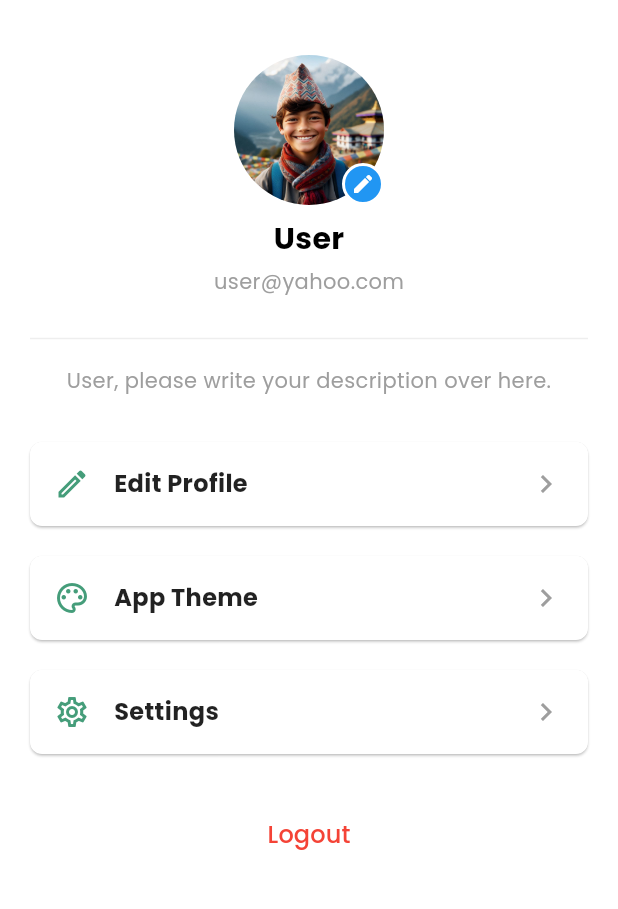
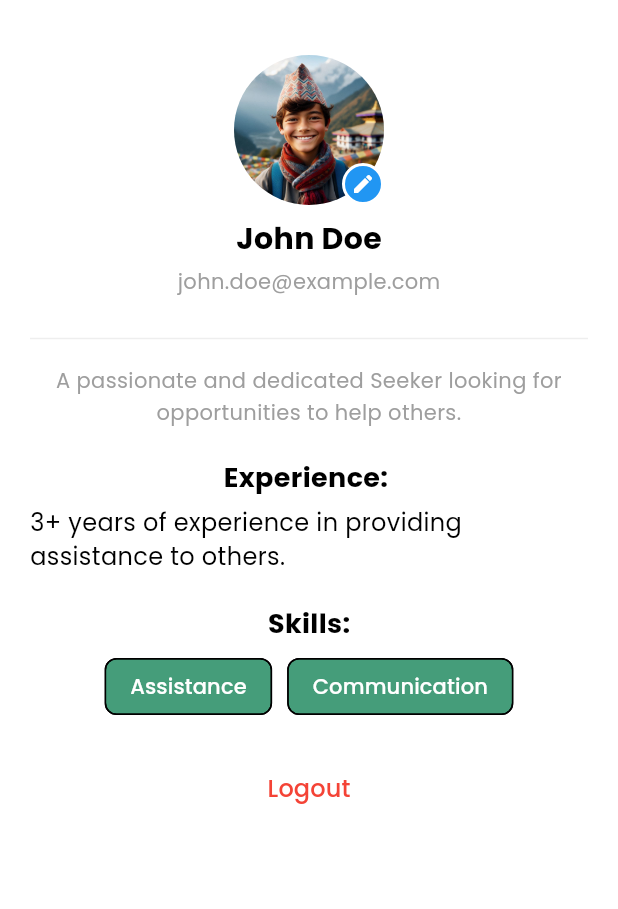
Before and after one commit to Pramudita29/HousePal, a Flutter app: the SeekerProfileView screen opened directly, on a phone screen of 412 x 824 dp, the part 59-968 px from its top. Run offline on Flutter 3.47's test engine with Material 3 defaults, Android fonts, the phone set to English and light mode, and no system bars; our stand-ins replace bloc, dartz, dio, equatable, flutter_bloc, get_it and 6 more; accounts and stored records are empty.

Commit message:
profiles

```diff
--- a/housepal_project/lib/features/dashboard/presentation/seeker/bottom_screens/seeker_profile_view.dart
+++ b/housepal_project/lib/features/dashboard/presentation/seeker/bottom_screens/seeker_profile_view.dart
@@ -1,7 +1,76 @@
+import 'dart:io';
+
 import 'package:flutter/material.dart';
+import 'package:flutter_bloc/flutter_bloc.dart';
+import 'package:housepal_project/features/auth/presentation/view_model/signup/register_bloc.dart';
+import 'package:image_picker/image_picker.dart';
 
-class SeekerProfileView extends StatelessWidget {
+class SeekerProfileView extends StatefulWidget {
   const SeekerProfileView({super.key});
+
+  @override
+  _SeekerProfileViewState createState() => _SeekerProfileViewState();
+}
+
+class _SeekerProfileViewState extends State<SeekerProfileView> {
+  XFile? _image; // To store the picked image
+
+  // Function to handle image picking
+  Future<void> _pickImage() async {
+    final pickedImage = await showDialog<XFile>(
+      context: context,
+      builder: (BuildContext context) {
+        return AlertDialog(
+          title: const Text('Pick Image'),
+          content: Column(
+            mainAxisSize: MainAxisSize.min,
+            children: [
+              ListTile(
+                leading: const Icon(Icons.camera_alt),
+                title: const Text('Camera'),
+                onTap: () async {
+                  Navigator.pop(
+                      context,
+                      await ImagePicker()
+                          .pickImage(source: ImageSource.camera));
+                },
+              ),
+              ListTile(
+                leading: const Icon(Icons.photo_library),
+                title: const Text('Gallery'),
+                onTap: () async {
+                  Navigator.pop(
+                      context,
+                      await ImagePicker()
+                          .pickImage(source: ImageSource.gallery));
+                },
+              ),
+            ],
+          ),
+        );
+      },
+    );
+
+    if (pickedImage != null) {
+      setState(() {
+        _image = pickedImage;
+      });
+
+      // Fetch the email from your user model or other state management system
+      String userEmail =
+          'p12@mail.com'; // Replace this with actual logic to get email
+
+      // After image is picked, dispatch the event to upload it with the email
+      BlocProvider.of<RegisterBloc>(context).add(
+        UploadProfileImageEvent(
+          image: File(pickedImage.path),
+          role: 'Seeker',
+          email: userEmail, // Pass the email here
+          context: context, // Pass the context for snackbar display
+        ),
+      );
+    }
+  }
 
   @override
   Widget build(BuildContext context) {
@@ -34,10 +103,14 @@ class SeekerProfileView extends StatelessWidget {
                         Container(
                           width: 100,
                           height: 100,
-                          decoration: const BoxDecoration(
+                          decoration: BoxDecoration(
                             shape: BoxShape.circle,
                             image: DecorationImage(
-                              image: AssetImage('assets/images/profile.png'),
+                              image: _image != null
+                                  ? FileImage(File(_image!.path))
+                                  : const AssetImage(
+                                          'assets/images/profile.png')
+                                      as ImageProvider,
                               fit: BoxFit.cover,
                             ),
                           ),
@@ -45,13 +118,16 @@ class SeekerProfileView extends StatelessWidget {
                         Positioned(
                           bottom: 0,
                           right: 0,
+                          child: GestureDetector(
+                            onTap: _pickImage,
                             child: Container(
                               width: 28,
                               height: 28,
                               decoration: BoxDecoration(
                                 color: Colors.blue,
                                 shape: BoxShape.circle,
-                              border: Border.all(color: Colors.white, width: 2),
+                                border:
+                                    Border.all(color: Colors.white, width: 2),
                               ),
                               child: const Icon(
                                 Icons.edit,
@@ -60,21 +136,21 @@ class SeekerProfileView extends StatelessWidget {
                               ),
                             ),
                           ),
+                        ),
                       ],
                     ),
                     const SizedBox(height: 8),
-                    // Name
+                    // Name (Static for now)
                     const Text(
-                      'User',
+                      'John Doe',
                       style: TextStyle(
                         fontSize: 20,
                         fontWeight: FontWeight.bold,
                       ),
                     ),
                     const SizedBox(height: 4),
-                    // Email
                     const Text(
-                      'user@yahoo.com',
+                      'john.doe@example.com',
                       style: TextStyle(
                         color: Colors.grey,
                         fontSize: 14,
@@ -85,9 +161,8 @@ class SeekerProfileView extends StatelessWidget {
                 const SizedBox(height: 20),
                 const Divider(thickness: 1, color: Color(0xFFEEEEEE)),
                 const SizedBox(height: 10),
-                // Description
                 const Text(
-                  'User, please write your description over here.',
+                  'A passionate and dedicated Seeker looking for opportunities to help others.',
                   textAlign: TextAlign.center,
                   style: TextStyle(
                     color: Colors.grey,
@@ -96,30 +171,51 @@ class SeekerProfileView extends StatelessWidget {
                   ),
                 ),
                 const SizedBox(height: 20),
-                // Cards for Edit Profile, App Theme, and Settings
-                _buildCard(
-                  context: context,
-                  title: 'Edit Profile',
-                  icon: Icons.edit_outlined,
-                  onTap: () {},
+                const Text(
+                  'Experience: ',
+                  style: TextStyle(fontSize: 18, fontWeight: FontWeight.bold),
                 ),
-                _buildCard(
-                  context: context,
-                  title: 'App Theme',
-                  icon: Icons.palette_outlined,
-                  onTap: () {},
+                const SizedBox(height: 5),
+                const Text(
+                  '3+ years of experience in providing assistance to others.',
+                  style: TextStyle(fontSize: 16),
                 ),
-                _buildCard(
-                  context: context,
-                  title: 'Settings',
-                  icon: Icons.settings_outlined,
-                  onTap: () {},
+                const SizedBox(height: 20),
+                const Text(
+                  'Skills:',
+                  style: TextStyle(fontSize: 18, fontWeight: FontWeight.bold),
+                ),
+                const SizedBox(height: 5),
+                const Wrap(
+                  spacing: 10,
+                  children: [
+                    Chip(
+                      label: Text(
+                        'Assistance',
+                        style:
+                            TextStyle(color: Colors.white), // White text color
+                      ),
+                      backgroundColor:
+                          Color(0xFF459D7A), // Chip background color
+                    ),
+                    Chip(
+                      label: Text(
+                        'Communication',
+                        style:
+                            TextStyle(color: Colors.white), // White text color
+                      ),
+                      backgroundColor:
+                          Color(0xFF459D7A), // Chip background color
+                    ),
+                  ],
                 ),
                 const SizedBox(height: 20),
                 // Logout Button
                 Center(
                   child: TextButton(
-                    onPressed: () {},
+                    onPressed: () {
+                      // Handle logout
+                    },
                     child: const Text(
                       'Logout',
                       style: TextStyle(
@@ -136,45 +232,4 @@ class SeekerProfileView extends StatelessWidget {
       ),
     );
   }
-
-  Widget _buildCard({
-    required BuildContext context,
-    required String title,
-    required IconData icon,
-    required VoidCallback onTap,
-  }) {
-    return InkWell(
-      onTap: onTap,
-      child: Card(
-        margin: const EdgeInsets.symmetric(vertical: 10),
-        elevation: 0.70,
-        color: Colors.white, // Set card background to white
-        shape: RoundedRectangleBorder(borderRadius: BorderRadius.circular(8)),
-        child: Padding(
-          padding: const EdgeInsets.all(16),
-          child: Row(
-            children: [
-              Icon(
-                icon,
-                color: const Color(0xFF459D7A),
-                size: 24,
-              ),
-              const SizedBox(width: 16),
-              Expanded(
-                child: Text(
-                  title,
-                  style: const TextStyle(
-                    fontSize: 16,
-                    fontWeight: FontWeight.w600,
-                    color: Colors.black87,
-                  ),
-                ),
-              ),
-              const Icon(Icons.chevron_right, color: Colors.grey),
-            ],
-          ),
-        ),
-      ),
-    );
 }
-}
```
Also changed, not shown: housepal_project/lib/features/dashboard/presentation/helper/bottom_screens/helper_profile_view.dart (+87 -51 lines). Lines whose indentation alone changed are shown as unchanged.
